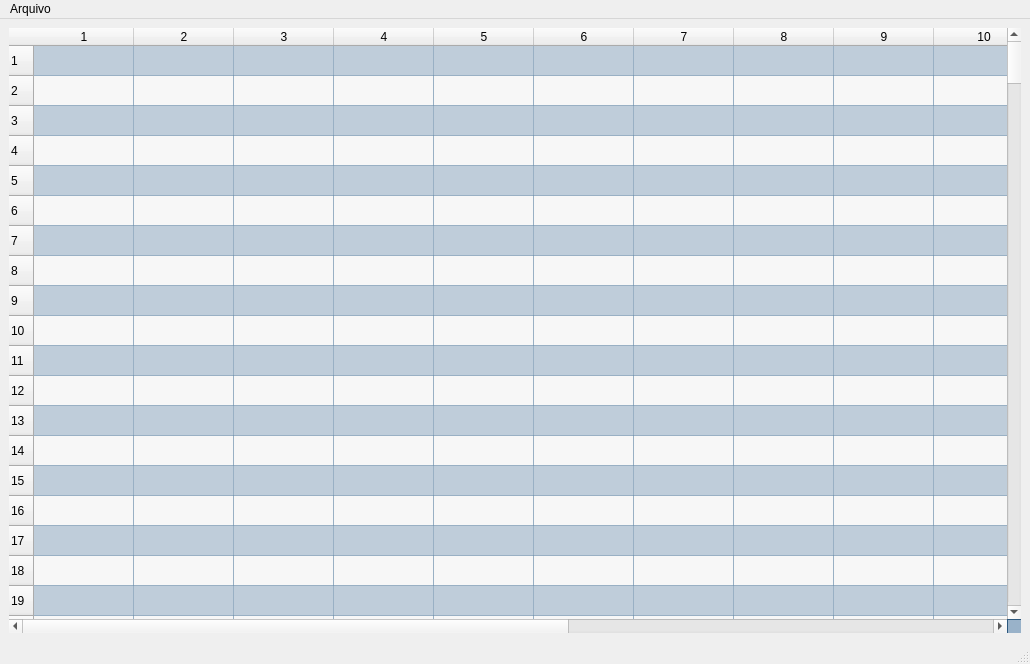
Before: the Qt Designer form src/GUI/MemoriaDados.ui in JoaoVitorBranco/BIPy, drawn with Qt 5.
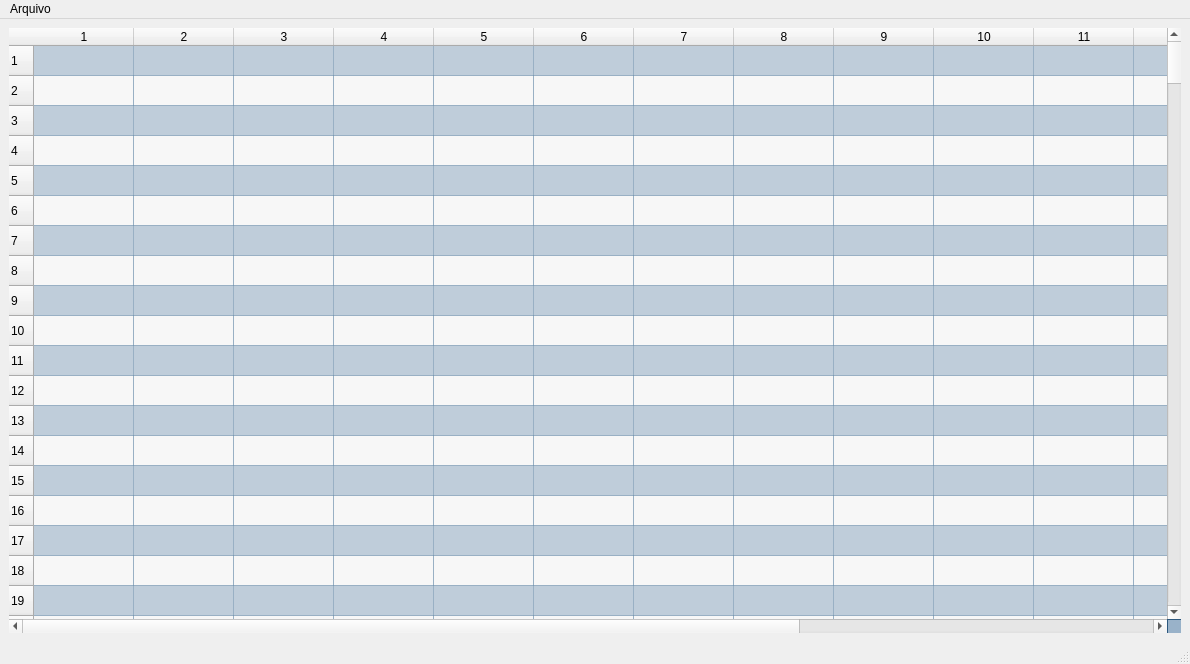
After: the same form once the commit is applied.

Patch:
```diff
--- a/src/GUI/MemoriaDados.ui
+++ b/src/GUI/MemoriaDados.ui
@@ -6,7 +6,7 @@
    <rect>
     <x>0</x>
     <y>0</y>
-    <width>1030</width>
+    <width>1190</width>
     <height>664</height>
    </rect>
   </property>
@@ -18,7 +18,7 @@
   </property>
   <property name="maximumSize">
    <size>
-    <width>1030</width>
+    <width>1190</width>
     <height>100000</height>
    </size>
   </property>
```
